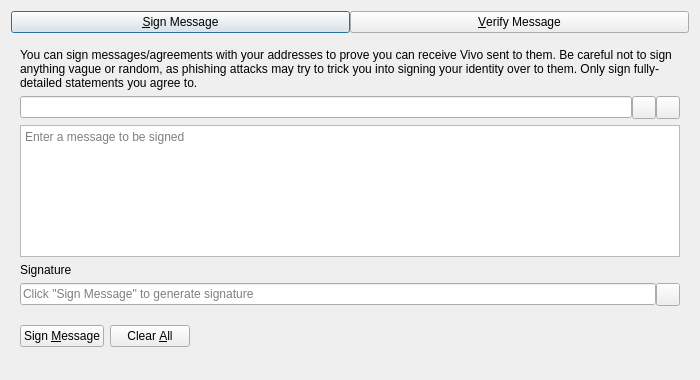
This is src/qt/forms/signverifymessagedialog.ui in KingricharVD/vivo as Qt 5 draws it before an edit. The edited form follows.
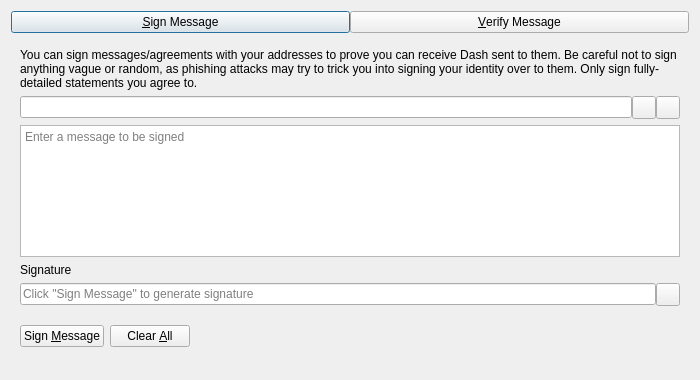
This is the edited form. Custom widgets are drawn as their Qt base class.

What changed in the file:
```diff
--- a/src/qt/forms/signverifymessagedialog.ui
+++ b/src/qt/forms/signverifymessagedialog.ui
@@ -63,7 +63,7 @@
        <item>
         <widget class="QLabel" name="infoLabel_SM">
          <property name="text">
-          <string>You can sign messages/agreements with your addresses to prove you can receive Vivo sent to them. Be careful not to sign anything vague or random, as phishing attacks may try to trick you into signing your identity over to them. Only sign fully-detailed statements you agree to.</string>
+          <string>You can sign messages/agreements with your addresses to prove you can receive Dash sent to them. Be careful not to sign anything vague or random, as phishing attacks may try to trick you into signing your identity over to them. Only sign fully-detailed statements you agree to.</string>
          </property>
          <property name="textFormat">
           <enum>Qt::PlainText</enum>
```
Left out of the diff: 8 changed lines with no effect on the pictures.
